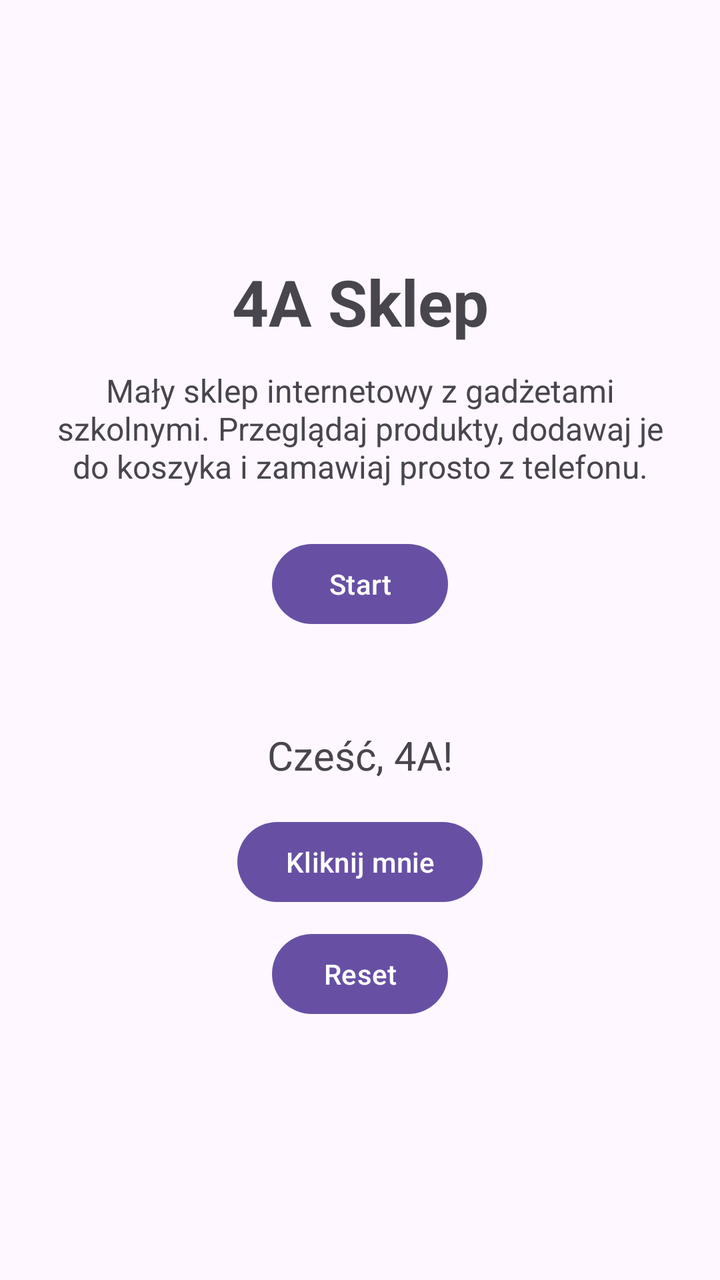
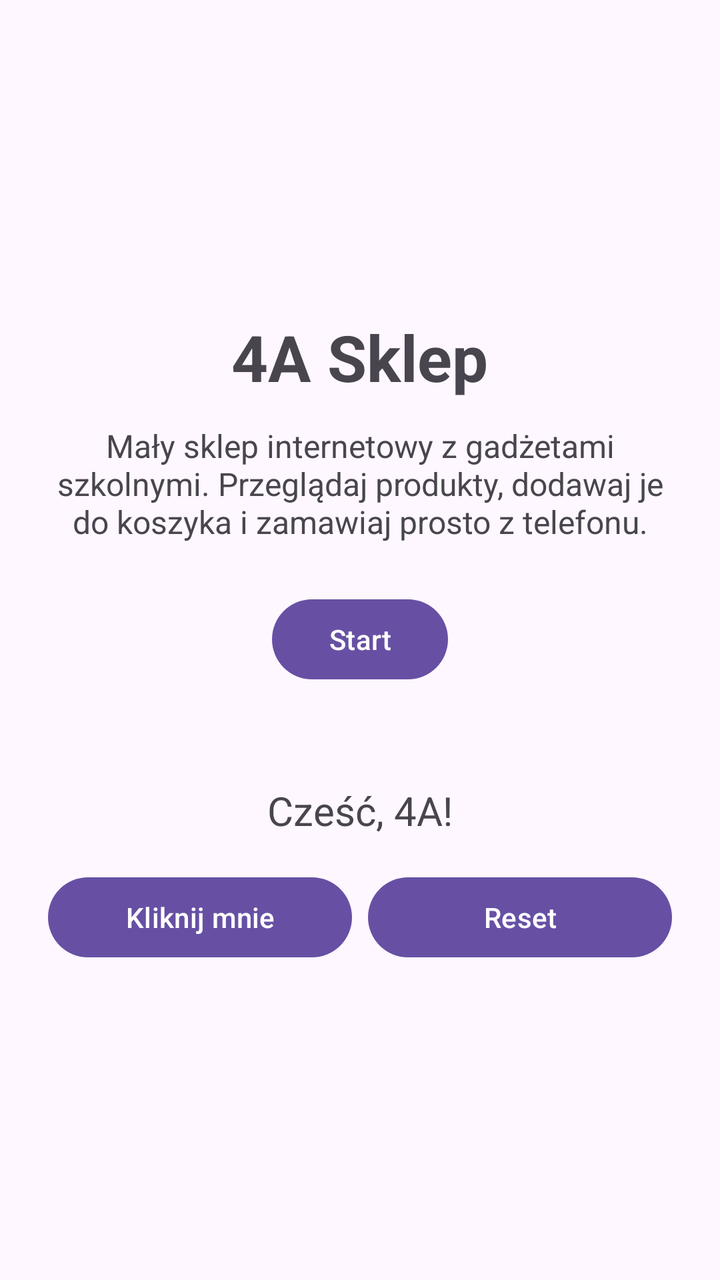

The first picture is an Android layout as it rendered before a commit; the second is the same layout after the commit. The layout source and the unified diff follow.
<!-- AndroidManifest.xml: application theme Theme.HelloApp -->
<!-- res/layout/activity_main.xml -->
<?xml version="1.0" encoding="utf-8"?>
<androidx.constraintlayout.widget.ConstraintLayout xmlns:android="http://schemas.android.com/apk/res/android"
    xmlns:app="http://schemas.android.com/apk/res-auto"
    xmlns:tools="http://schemas.android.com/tools"
    android:id="@+id/main"
    android:layout_width="match_parent"
    android:layout_height="match_parent"
    tools:context=".MainActivity">

    
    <TextView
        android:id="@+id/text_title"
        android:layout_width="wrap_content"
        android:layout_height="wrap_content"
        android:text="@string/shop_title"
        android:textSize="32sp"
        android:textStyle="bold"
        app:layout_constraintBottom_toTopOf="@id/text_description"
        app:layout_constraintEnd_toEndOf="parent"
        app:layout_constraintStart_toStartOf="parent"
        app:layout_constraintTop_toTopOf="parent"
        app:layout_constraintVertical_chainStyle="packed" />

    <TextView
        android:id="@+id/text_description"
        android:layout_width="0dp"
        android:layout_height="wrap_content"
        android:layout_marginStart="24dp"
        android:layout_marginTop="12dp"
        android:layout_marginEnd="24dp"
        android:gravity="center"
        android:text="@string/shop_description"
        android:textSize="16sp"
        app:layout_constraintBottom_toTopOf="@id/button_start"
        app:layout_constraintEnd_toEndOf="parent"
        app:layout_constraintStart_toStartOf="parent"
        app:layout_constraintTop_toBottomOf="@id/text_title" />

    <Button
        android:id="@+id/button_start"
        android:layout_width="wrap_content"
        android:layout_height="wrap_content"
        android:layout_marginTop="24dp"
        android:text="@string/button_start"
        app:layout_constraintBottom_toTopOf="@id/text_greeting"
        app:layout_constraintEnd_toEndOf="parent"
        app:layout_constraintStart_toStartOf="parent"
        app:layout_constraintTop_toBottomOf="@id/text_description" />

    
    <TextView
        android:id="@+id/text_greeting"
        android:layout_width="wrap_content"
        android:layout_height="wrap_content"
        android:layout_marginTop="48dp"
        android:text="@string/greeting"
        android:textSize="20sp"
        app:layout_constraintBottom_toTopOf="@id/button_click"
        app:layout_constraintEnd_toEndOf="parent"
        app:layout_constraintStart_toStartOf="parent"
        app:layout_constraintTop_toBottomOf="@id/button_start" />

    <Button
        android:id="@+id/button_click"
        android:layout_width="wrap_content"
        android:layout_height="wrap_content"
        android:layout_marginTop="16dp"
        android:text="@string/button_click"
        app:layout_constraintBottom_toTopOf="@id/button_reset"
        app:layout_constraintEnd_toEndOf="parent"
        app:layout_constraintStart_toStartOf="parent"
        app:layout_constraintTop_toBottomOf="@id/text_greeting" />

    <Button
        android:id="@+id/button_reset"
        android:layout_width="wrap_content"
        android:layout_height="wrap_content"
        android:layout_marginTop="8dp"
        android:text="@string/button_reset"
        app:layout_constraintBottom_toBottomOf="parent"
        app:layout_constraintEnd_toEndOf="parent"
        app:layout_constraintStart_toStartOf="parent"
        app:layout_constraintTop_toBottomOf="@id/button_click" />

</androidx.constraintlayout.widget.ConstraintLayout>
<!-- resources referenced by this layout -->
<resources>
  <string name="button_click">Kliknij mnie</string>
  <string name="button_reset">Reset</string>
  <string name="button_start">Start</string>
  <string name="greeting">Cześć, 4A!</string>
  <string name="shop_description">Mały sklep internetowy z gadżetami szkolnymi. Przeglądaj produkty, dodawaj je do koszyka i zamawiaj prosto z telefonu.</string>
  <string name="shop_title">4A Sklep</string>
  <style name="Theme.HelloApp" parent="Base.Theme.HelloApp" />
  <style name="Base.Theme.HelloApp" parent="Theme.Material3.DayNight.NoActionBar">
          
          
      </style>
</resources>

<!-- the commit's change to res/layout/activity_main.xml (unified diff, before → after) -->
@@ -1,10 +1,11 @@
 <?xml version="1.0" encoding="utf-8"?>
-<androidx.constraintlayout.widget.ConstraintLayout xmlns:android="http://schemas.android.com/apk/res/android"
-    xmlns:app="http://schemas.android.com/apk/res-auto"
+<LinearLayout xmlns:android="http://schemas.android.com/apk/res/android"
     xmlns:tools="http://schemas.android.com/tools"
     android:id="@+id/main"
     android:layout_width="match_parent"
     android:layout_height="match_parent"
+    android:gravity="center"
+    android:orientation="vertical"
     tools:context=".MainActivity">
 
     
@@ -14,38 +15,25 @@
         android:layout_height="wrap_content"
         android:text="@string/shop_title"
         android:textSize="32sp"
-        android:textStyle="bold"
-        app:layout_constraintBottom_toTopOf="@id/text_description"
-        app:layout_constraintEnd_toEndOf="parent"
-        app:layout_constraintStart_toStartOf="parent"
-        app:layout_constraintTop_toTopOf="parent"
-        app:layout_constraintVertical_chainStyle="packed" />
+        android:textStyle="bold" />
 
     <TextView
         android:id="@+id/text_description"
-        android:layout_width="0dp"
+        android:layout_width="match_parent"
         android:layout_height="wrap_content"
         android:layout_marginStart="24dp"
         android:layout_marginTop="12dp"
         android:layout_marginEnd="24dp"
         android:gravity="center"
         android:text="@string/shop_description"
-        android:textSize="16sp"
-        app:layout_constraintBottom_toTopOf="@id/button_start"
-        app:layout_constraintEnd_toEndOf="parent"
-        app:layout_constraintStart_toStartOf="parent"
-        app:layout_constraintTop_toBottomOf="@id/text_title" />
+        android:textSize="16sp" />
 
     <Button
         android:id="@+id/button_start"
         android:layout_width="wrap_content"
         android:layout_height="wrap_content"
         android:layout_marginTop="24dp"
-        android:text="@string/button_start"
-        app:layout_constraintBottom_toTopOf="@id/text_greeting"
-        app:layout_constraintEnd_toEndOf="parent"
-        app:layout_constraintStart_toStartOf="parent"
-        app:layout_constraintTop_toBottomOf="@id/text_description" />
+        android:text="@string/button_start" />
 
     
     <TextView
@@ -54,32 +42,31 @@
         android:layout_height="wrap_content"
         android:layout_marginTop="48dp"
         android:text="@string/greeting"
-        android:textSize="20sp"
-        app:layout_constraintBottom_toTopOf="@id/button_click"
-        app:layout_constraintEnd_toEndOf="parent"
-        app:layout_constraintStart_toStartOf="parent"
-        app:layout_constraintTop_toBottomOf="@id/button_start" />
+        android:textSize="20sp" />
 
-    <Button
-        android:id="@+id/button_click"
-        android:layout_width="wrap_content"
+    
+    <LinearLayout
+        android:layout_width="match_parent"
         android:layout_height="wrap_content"
+        android:layout_marginStart="24dp"
         android:layout_marginTop="16dp"
-        android:text="@string/button_click"
-        app:layout_constraintBottom_toTopOf="@id/button_reset"
-        app:layout_constraintEnd_toEndOf="parent"
-        app:layout_constraintStart_toStartOf="parent"
-        app:layout_constraintTop_toBottomOf="@id/text_greeting" />
+        android:layout_marginEnd="24dp"
+        android:orientation="horizontal">
 
-    <Button
-        android:id="@+id/button_reset"
-        android:layout_width="wrap_content"
-        android:layout_height="wrap_content"
-        android:layout_marginTop="8dp"
-        android:text="@string/button_reset"
-        app:layout_constraintBottom_toBottomOf="parent"
-        app:layout_constraintEnd_toEndOf="parent"
-        app:layout_constraintStart_toStartOf="parent"
-        app:layout_constraintTop_toBottomOf="@id/button_click" />
+        <Button
+            android:id="@+id/button_click"
+            android:layout_width="0dp"
+            android:layout_height="wrap_content"
+            android:layout_weight="1"
+            android:text="@string/button_click" />
 
-</androidx.constraintlayout.widget.ConstraintLayout>
+        <Button
+            android:id="@+id/button_reset"
+            android:layout_width="0dp"
+            android:layout_height="wrap_content"
+            android:layout_marginStart="8dp"
+            android:layout_weight="1"
+            android:text="@string/button_reset" />
+    </LinearLayout>
+
+</LinearLayout>
